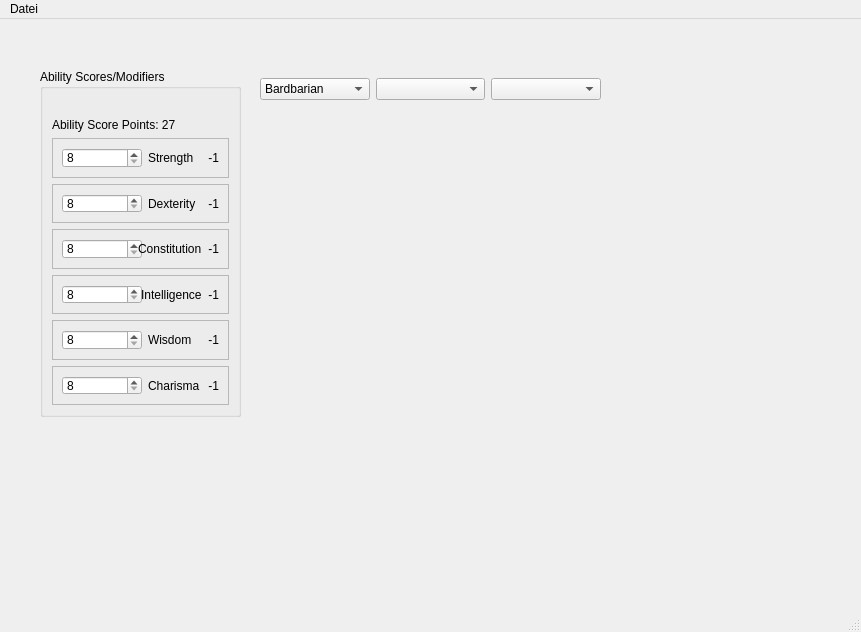
First picture: the form in window_main.ui, repository Tosh007/DnD5_CharCreator, before the edit.
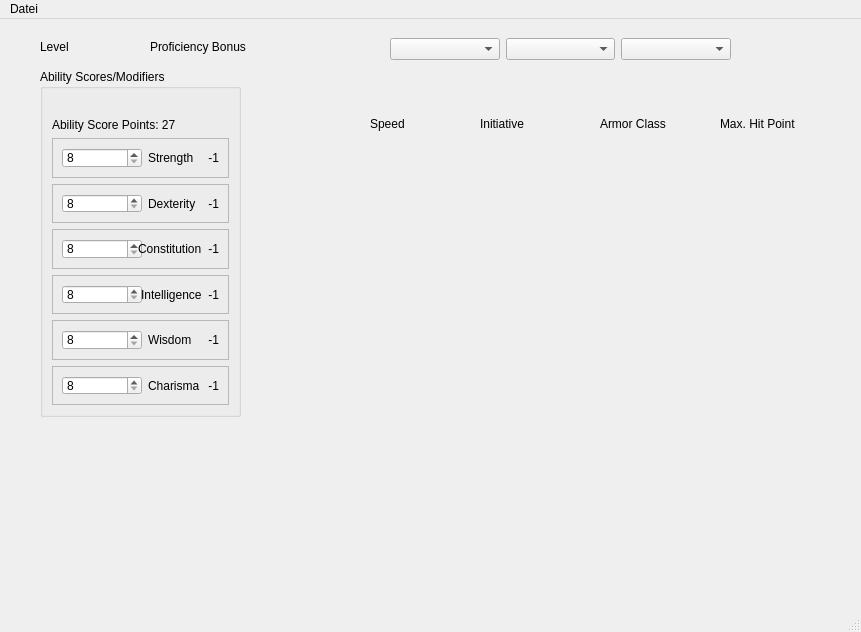
Second picture: the form after the edit.

Commit message: major internal structure update: now using an own FSM implementation instead of panda3d.direct.fsm also, reworked output system: ValueReference.showValue handles setting all things on gui, normally called from set() and on_changed() also, changed formatting

The edit to the form file:
```diff
--- a/window_main.ui
+++ b/window_main.ui
@@ -360,76 +360,15 @@
    <widget class="QWidget" name="horizontalLayoutWidget">
     <property name="geometry">
      <rect>
-      <x>260</x>
-      <y>50</y>
+      <x>390</x>
+      <y>10</y>
       <width>341</width>
       <height>41</height>
      </rect>
     </property>
     <layout class="QHBoxLayout" name="horizontalLayout_7">
      <item>
-      <widget class="QComboBox" name="comboBox_Class">
-       <item>
-        <property name="text">
-         <string>Bardbarian</string>
-        </property>
-       </item>
-       <item>
-        <property name="text">
-         <string>Bard</string>
-        </property>
-       </item>
-       <item>
-        <property name="text">
-         <string>Cleric</string>
-        </property>
-       </item>
-       <item>
-        <property name="text">
-         <string>Druid</string>
-        </property>
-       </item>
-       <item>
-        <property name="text">
-         <string>Fighter</string>
-        </property>
-       </item>
-       <item>
-        <property name="text">
-         <string>Monk</string>
-        </property>
-       </item>
-       <item>
-        <property name="text">
-         <string>Paladin</string>
-        </property>
-       </item>
-       <item>
-        <property name="text">
-         <string>Ranger</string>
-        </property>
-       </item>
-       <item>
-        <property name="text">
-         <string>Rogue</string>
-        </property>
-       </item>
-       <item>
-        <property name="text">
-         <string>Sorcerer</string>
-        </property>
-       </item>
-       <item>
-        <property name="text">
-         <string>Warlock</string>
-        </property>
-       </item>
-       <item>
-        <property name="text">
-         <string>Wizard</string>
-        </property>
-       </item>
-      </widget>
+      <widget class="QComboBox" name="ComboBox_Class"/>
      </item>
      <item>
       <widget class="QComboBox" name="comboBox_Race"/>
@@ -439,6 +378,84 @@
      </item>
     </layout>
    </widget>
+   <widget class="QLabel" name="Label_ProficiencyBonus">
+    <property name="geometry">
+     <rect>
+      <x>150</x>
+      <y>20</y>
+      <width>161</width>
+      <height>16</height>
+     </rect>
+    </property>
+    <property name="text">
+     <string>Proficiency Bonus</string>
+    </property>
+   </widget>
+   <widget class="QLabel" name="Label_CharLevel">
+    <property name="geometry">
+     <rect>
+      <x>40</x>
+      <y>20</y>
+      <width>81</width>
+      <height>16</height>
+     </rect>
+    </property>
+    <property name="text">
+     <string>Level</string>
+    </property>
+   </widget>
+   <widget class="QLabel" name="Label_Initiative">
+    <property name="geometry">
+     <rect>
+      <x>480</x>
+      <y>90</y>
+      <width>98</width>
+      <height>29</height>
+     </rect>
+    </property>
+    <property name="text">
+     <string>Initiative</string>
+    </property>
+   </widget>
+   <widget class="QLabel" name="Label_ArmorClass">
+    <property name="geometry">
+     <rect>
+      <x>600</x>
+      <y>90</y>
+      <width>97</width>
+      <height>29</height>
+     </rect>
+    </property>
+    <property name="text">
+     <string>Armor Class</string>
+    </property>
+   </widget>
+   <widget class="QLabel" name="Label_MaxHP">
+    <property name="geometry">
+     <rect>
+      <x>720</x>
+      <y>90</y>
+      <width>131</width>
+      <height>29</height>
+     </rect>
+    </property>
+    <property name="text">
+     <string>Max. Hit Point</string>
+    </property>
+   </widget>
+   <widget class="QLabel" name="Label_Speed">
+    <property name="geometry">
+     <rect>
+      <x>370</x>
+      <y>90</y>
+      <width>98</width>
+      <height>29</height>
+     </rect>
+    </property>
+    <property name="text">
+     <string>Speed</string>
+    </property>
+   </widget>
   </widget>
   <widget class="QMenuBar" name="menubar">
    <property name="geometry">
```
Left out of the diff: 28 changed lines with no effect on the pictures. The commit also changes 6 other files.
